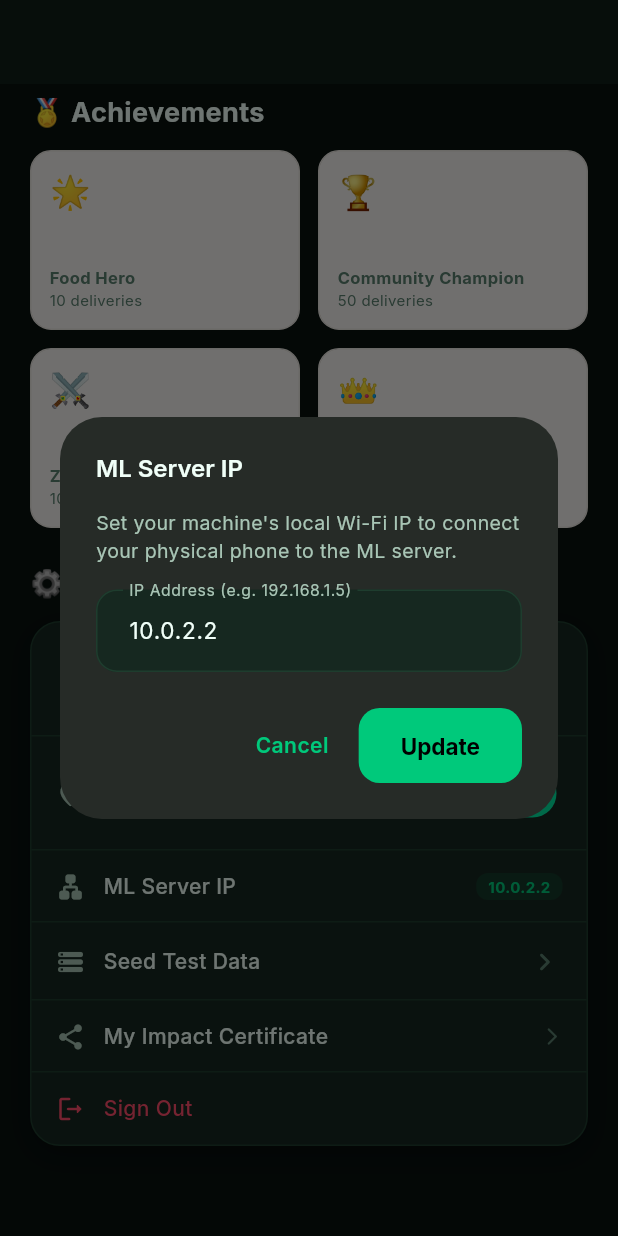
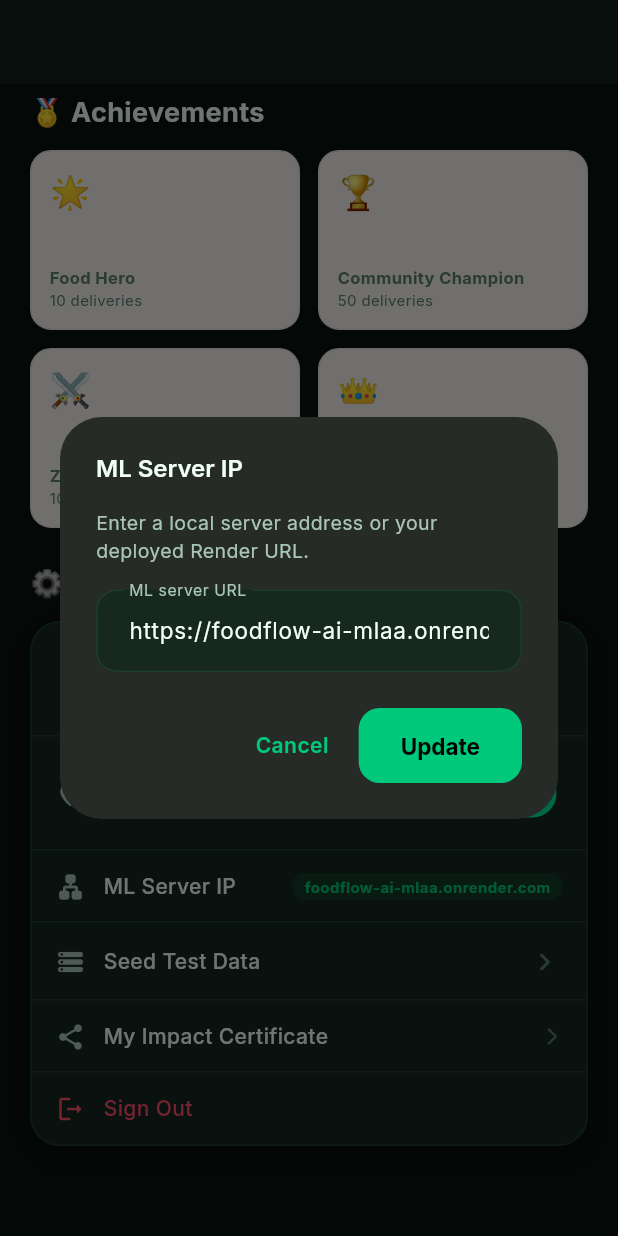
Before and after one commit to jaisurya9985/FoodFlow_AI, a Flutter app: the ProfileScreen screen opened directly, scrolled down 394 dp, after a tap on "ML Server IP", on a phone screen of 412 x 824 dp. Run offline on Flutter 3.47's test engine with Material 3 defaults, Android fonts, the light colour scheme and no system bars; drawn by our look-alikes of flutter_animate; our stand-ins replace cloud_firestore, confetti, firebase_auth, firebase_core, firebase_messaging, flutter_local_notifications and 6 more; accounts and stored records are empty.

Commit message:
Configure ML server for Render and local devices

```diff
--- a/food_bridge_ai/lib/screens/profile_screen.dart
+++ b/food_bridge_ai/lib/screens/profile_screen.dart
@@ -19,8 +19,7 @@ class ProfileScreen extends StatefulWidget {
 
 class _ProfileScreenState extends State<ProfileScreen> {
   void _showIPDialog(BuildContext context) {
-    final controller = TextEditingController(
-        text: MLService.baseUrl.split('//').last.split(':').first);
+    final controller = TextEditingController(text: MLService.baseUrl);
     showDialog(
       context: context,
       builder: (ctx) => AlertDialog(
@@ -29,15 +28,15 @@ class _ProfileScreenState extends State<ProfileScreen> {
           mainAxisSize: MainAxisSize.min,
           children: [
             const Text(
-              'Set your machine\'s local Wi-Fi IP to connect your physical phone to the ML server.',
+              'Enter a local server address or your deployed Render URL.',
               style: TextStyle(fontSize: 13, color: AppColors.textMedium),
             ),
             const SizedBox(height: 16),
             TextField(
               controller: controller,
               decoration: const InputDecoration(
-                labelText: 'IP Address (e.g. 192.168.1.5)',
-                hintText: '192.168.1.XX',
+                labelText: 'ML server URL',
+                hintText: 'https://foodflow-ai-mlaa.onrender.com',
                 border: OutlineInputBorder(),
               ),
             ),
@@ -51,7 +50,7 @@ class _ProfileScreenState extends State<ProfileScreen> {
           ElevatedButton(
             onPressed: () {
               setState(() {
-                MLService.setBaseUrl("${controller.text.trim()}:8000");
+                MLService.setBaseUrl(controller.text.trim());
               });
               Navigator.pop(ctx);
               ScaffoldMessenger.of(context).showSnackBar(
--- a/food_bridge_ai/lib/services/ml_service.dart
+++ b/food_bridge_ai/lib/services/ml_service.dart
@@ -5,7 +5,7 @@ class MLService {
   static String baseUrl = _normalizeBaseUrl(
     const String.fromEnvironment(
       'ML_SERVER_URL',
-      defaultValue: 'http://10.0.2.2:8000',
+      defaultValue: 'https://foodflow-ai-mlaa.onrender.com',
     ),
   );
 
```
